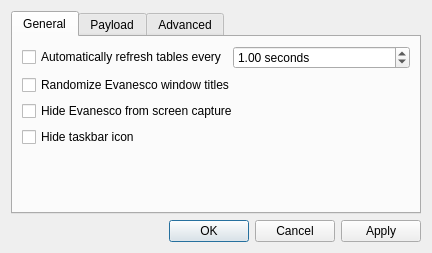
Qt form src/prefdialog.ui (k4yt3x/Evanesco) before a commit.
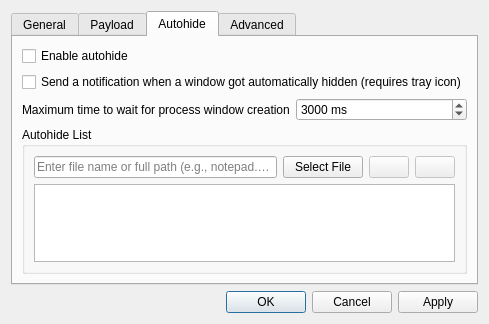
The same form after that commit. The open tabs and pages were chosen to show the change. Icons and pictures are not drawn.

Commit message: feat(*): add tray icon and process autohide

```diff
--- a/src/prefdialog.ui
+++ b/src/prefdialog.ui
@@ -6,8 +6,8 @@
    <rect>
     <x>0</x>
     <y>0</y>
-    <width>432</width>
-    <height>253</height>
+    <width>487</width>
+    <height>324</height>
    </rect>
   </property>
   <property name="windowTitle">
@@ -121,6 +121,123 @@
        </item>
       </layout>
      </widget>
+     <widget class="QWidget" name="perfAutohideTab">
+      <attribute name="title">
+       <string>Autohide</string>
+      </attribute>
+      <layout class="QVBoxLayout" name="verticalLayout_5">
+       <item>
+        <widget class="QCheckBox" name="enableAutohideCheckBox">
+         <property name="text">
+          <string>Enable autohide</string>
+         </property>
+        </widget>
+       </item>
+       <item>
+        <widget class="QCheckBox" name="autohideNotifyCheckBox">
+         <property name="text">
+          <string>Send a notification when a window got automatically hidden (requires tray icon)</string>
+         </property>
+        </widget>
+       </item>
+       <item>
+        <layout class="QHBoxLayout" name="horizontalLayout_3">
+         <item>
+          <widget class="QLabel" name="label">
+           <property name="text">
+            <string>Maximum time to wait for process window creation</string>
+           </property>
+          </widget>
+         </item>
+         <item>
+          <widget class="QSpinBox" name="maxWindowCreationWaitMsSpinBox">
+           <property name="suffix">
+            <string> ms</string>
+           </property>
+           <property name="maximum">
+            <number>2147483647</number>
+           </property>
+           <property name="value">
+            <number>3000</number>
+           </property>
+          </widget>
+         </item>
+        </layout>
+       </item>
+       <item>
+        <widget class="QGroupBox" name="groupBox">
+         <property name="title">
+          <string>Autohide List</string>
+         </property>
+         <layout class="QVBoxLayout" name="verticalLayout_6">
+          <item>
+           <layout class="QHBoxLayout" name="horizontalLayout_2">
+            <item>
+             <widget class="QLineEdit" name="autohideFileNameLineEdit">
+              <property name="placeholderText">
+               <string>Enter file name or full path (e.g., notepad.exe)</string>
+              </property>
+              <property name="clearButtonEnabled">
+               <bool>true</bool>
+              </property>
+             </widget>
+            </item>
+            <item>
+             <widget class="QPushButton" name="autohideSelectFilePushButton">
+              <property name="text">
+               <string>Select File</string>
+              </property>
+             </widget>
+            </item>
+            <item>
+             <widget class="QPushButton" name="autohideAddPushButton">
+              <property name="enabled">
+               <bool>false</bool>
+              </property>
+              <property name="text">
+               <string/>
+              </property>
+              <property name="icon">
+               <iconset theme="QIcon::ThemeIcon::ListAdd"/>
+              </property>
+             </widget>
+            </item>
+            <item>
+             <widget class="QPushButton" name="autohideRemovePushButton">
+              <property name="enabled">
+               <bool>false</bool>
+              </property>
+              <property name="text">
+               <string/>
+              </property>
+              <property name="icon">
+               <iconset theme="QIcon::ThemeIcon::ListRemove"/>
+              </property>
+             </widget>
+            </item>
+           </layout>
+          </item>
+          <item>
+           <widget class="QListWidget" name="autohideListWidget"/>
+          </item>
+         </layout>
+        </widget>
+       </item>
+       <item>
+        <spacer name="verticalSpacer_3">
+         <property name="orientation">
+          <enum>Qt::Orientation::Vertical</enum>
+         </property>
+         <property name="sizeHint" stdset="0">
+          <size>
+           <width>20</width>
+           <height>40</height>
+          </size>
+         </property>
+        </spacer>
+       </item>
+      </layout>
+     </widget>
      <widget class="QWidget" name="advancedTab">
       <attribute name="title">
        <string>Advanced</string>
```
Left out of the diff: 14 changed lines with no effect on the pictures. The commit also changes 13 other files.
